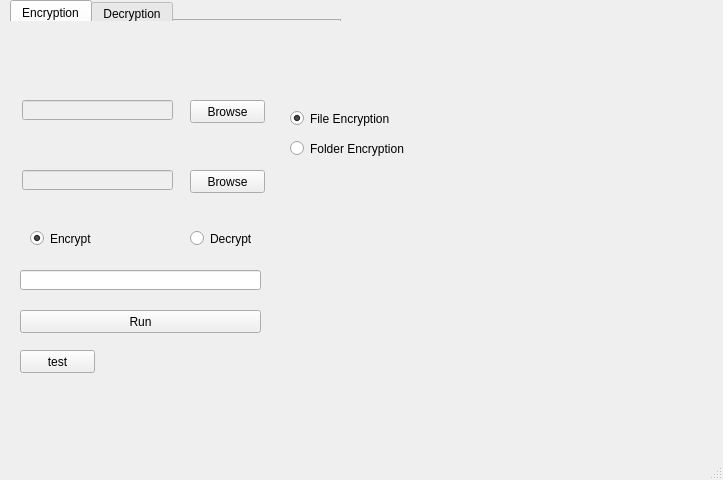
First picture: the form in MainWindow.ui, repository AHazimy/Enc._Dec-AES, before the edit.
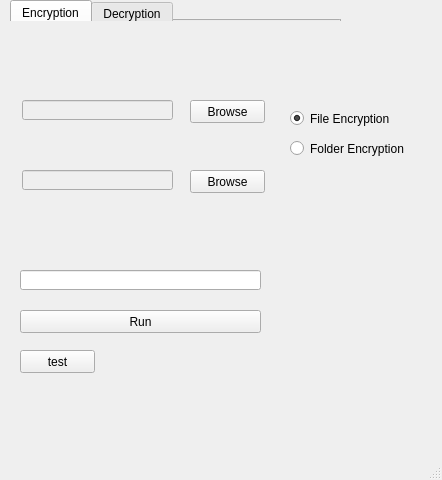
Second picture: the form after the edit.

```diff
--- a/MainWindow.ui
+++ b/MainWindow.ui
@@ -6,7 +6,7 @@
    <rect>
     <x>0</x>
     <y>0</y>
-    <width>723</width>
+    <width>442</width>
     <height>480</height>
    </rect>
   </property>
@@ -79,41 +79,6 @@
      <string>Run</string>
     </property>
    </widget>
-   <widget class="QRadioButton" name="rb_encrypt">
-    <property name="geometry">
-     <rect>
-      <x>30</x>
-      <y>230</y>
-      <width>82</width>
-      <height>17</height>
-     </rect>
-    </property>
-    <property name="text">
-     <string>Encrypt</string>
-    </property>
-    <property name="checked">
-     <bool>true</bool>
-    </property>
-    <attribute name="buttonGroup">
-     <string notr="true">buttonGroup_2</string>
-    </attribute>
-   </widget>
-   <widget class="QRadioButton" name="rb_decrypt">
-    <property name="geometry">
-     <rect>
-      <x>190</x>
-      <y>230</y>
-      <width>82</width>
-      <height>17</height>
-     </rect>
-    </property>
-    <property name="text">
-     <string>Decrypt</string>
-    </property>
-    <attribute name="buttonGroup">
-     <string notr="true">buttonGroup_2</string>
-    </attribute>
-   </widget>
    <widget class="QLineEdit" name="lineEdit_password">
     <property name="geometry">
      <rect>
```
Left out of the diff: 17 changed lines with no effect on the pictures.
